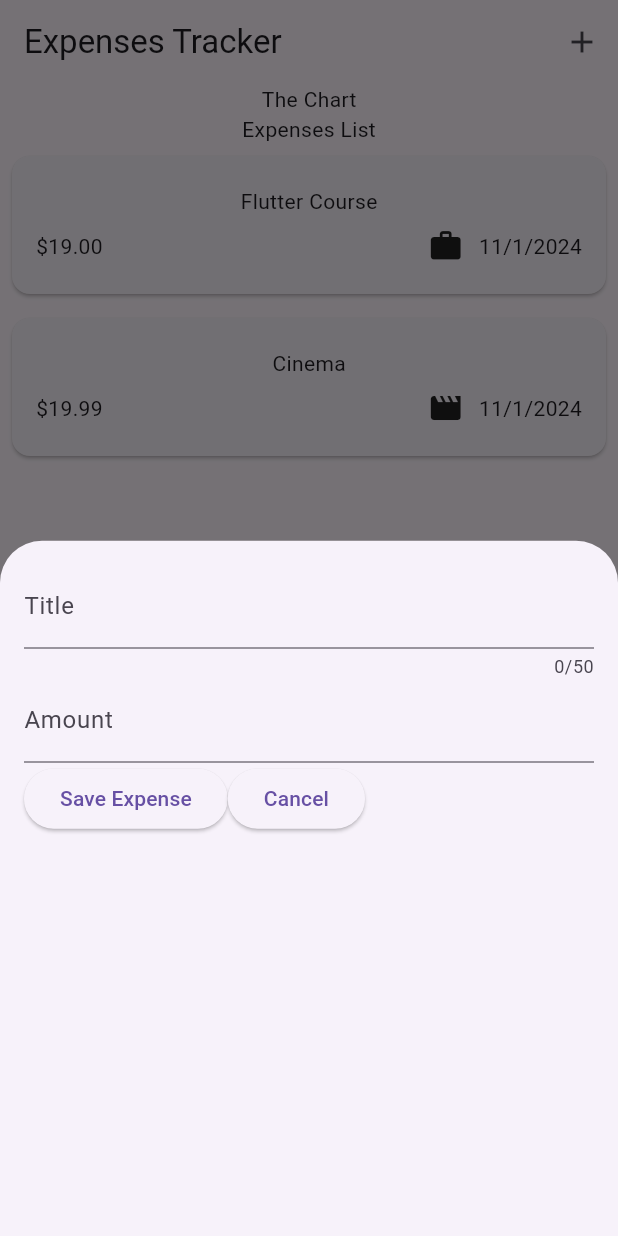
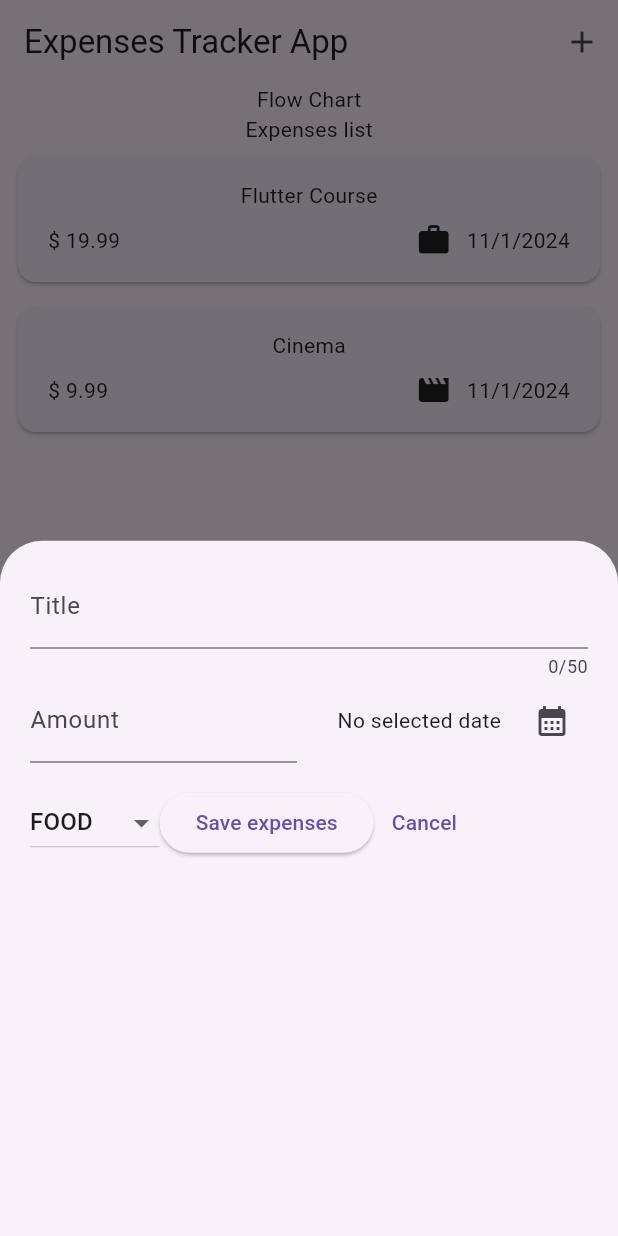
Before and after one commit to tanvu1810/Dart_Project, a Flutter app: the screen it shows after launch, after a tap on the "add" icon, on a phone screen of 412 x 824 dp. Run offline on Flutter 3.47's test engine with Material 3 defaults, Android fonts, the phone set to English and light mode, and no system bars; our stand-ins replace google_fonts.

Commit message:
Expenses list

```diff
--- a/expensive_tracker_app/lib/models/expense.dart
+++ b/expensive_tracker_app/lib/models/expense.dart
@@ -1,38 +1,38 @@
-import 'package:flutter/material.dart'; // Cung cấp các widget và công cụ giao diện người dùng
-import 'package:uuid/uuid.dart'; // Tạo id duy nhất cho mỗi chi phí
-import 'package:intl/intl.dart'; // Định dạng ngày tháng
+// Them thu vien cho id va dateformat
+import 'package:flutter/material.dart';
+import 'package:uuid/uuid.dart';
+import 'package:intl/intl.dart';
 
-const uuid = Uuid(); // Khởi tạo đối tượng Uuid() từ thư viện uuid
+// Khoi tao doi tuong uuid
+const uuid = Uuid();
 
-// Tạo ra một danh sách hằng số cố định
-enum CateGory { travel, work, leisure, food }
+// Tao enum Category danh sach cac gia tri hang so khong doi
+enum Category { travel, work, leisure, food }
 
-// Tạo map categoryIcons (key: CateGory, value: icons)
-const categoryIcons = {
-  CateGory.food: Icons.food_bank_outlined,
-  CateGory.leisure: Icons.movie,
-  CateGory.travel: Icons.flight,
-  CateGory.work: Icons.work,
+// Tao map categoryIcons (key: enum, values: icon)
+final categoryIcons = {
+  Category.food: Icons.food_bank,
+  Category.leisure: Icons.movie,
+  Category.travel: Icons.flight,
+  Category.work: Icons.work,
 };
 
-// Tạo ra đối tượng DateFormat để định dạng ngày tháng
+// Khoi tao doi tuong dateformat
 final formatter = DateFormat.yMd();
 
+//Tao lop expense
 class Expense {
-  Expense(
-      {
-      // Các Tham số đặt tên
-      required this.title,
-      required this.amount,
-      required this.date,
-      required this.category})
-      : id = uuid.v4(); // Tạo ra một ID duy nhất cho mỗi đối tượng
+  Expense({
+    required this.title,
+    required this.amount,
+    required this.date,
+    required this.category,
+  }) : id = uuid.v4();
   final String id;
   final String title;
   final double amount;
   final DateTime date;
-  final CateGory category;
-
+  final Category category;
   String get formattedDate {
     return formatter.format(date);
   }
--- a/expensive_tracker_app/lib/widgets/expenses.dart
+++ b/expensive_tracker_app/lib/widgets/expenses.dart
@@ -1,35 +1,17 @@
+import 'package:expensive_tracker_app/models/expense.dart';
 import 'package:expensive_tracker_app/widgets/expenses_list/expenses_list.dart';
 import 'package:expensive_tracker_app/widgets/new_expense.dart';
 import 'package:flutter/material.dart';
-import 'package:expensive_tracker_app/models/expense.dart';
 
-// Sử dụng statefulWidget khi muốn thay đổi trạng thái bên trong
-// Trong trường này nó quản lí và thay đổi danh sách chi phí
 class Expenses extends StatefulWidget {
   const Expenses({super.key});
   @override
-  State<StatefulWidget> createState() {
+  State<Expenses> createState() {
     return _ExpensesState();
   }
 }
 
 class _ExpensesState extends State<Expenses> {
-  // Tạo danh sách các đối tượng expense
-  final List<Expense> _registeredExpenses = [
-    Expense(
-      title: 'Flutter Course',
-      amount: 19,
-      date: DateTime.now(),
-      category: CateGory.work,
-    ),
-    Expense(
-      title: 'Cinema',
-      amount: 19.99,
-      date: DateTime.now(),
-      category: CateGory.leisure,
-    ),
-  ];
-
   void _openAddExpenseOverlay() {
     showModalBottomSheet(
       context: context,
@@ -37,27 +19,44 @@ class _ExpensesState extends State<Expenses> {
     );
   }
 
+  final List<Expense> _registeredExpenses = [
+    Expense(
+      title: 'Flutter Course',
+      amount: 19.99,
+      date: DateTime.now(),
+      category: Category.work,
+    ),
+    Expense(
+      title: 'Cinema',
+      amount: 9.99,
+      date: DateTime.now(),
+      category: Category.leisure,
+    ),
+  ];
+
   @override
   Widget build(BuildContext context) {
     return Scaffold(
+      appBar: AppBar(
+        title: const Text('Expenses Tracker App'),
+        actions: [
+          IconButton(
+            onPressed: _openAddExpenseOverlay,
+            icon: const Icon(
+              Icons.add,
+            ),
+          ),
+        ],
+      ),
       body: Column(
         children: [
-          AppBar(
-            title: const Text('Expenses Tracker'),
-            actions: [
-              IconButton(
-                onPressed: _openAddExpenseOverlay,
-                icon: const Icon(Icons.add),
-              ),
-            ],
-          ),
-          // Chức năng biểu đồ
-          const Text('The Chart'),
-          // Chức năng danh sách chi phí
-
-          const Text('Expenses List'),
+          Text('Flow Chart'),
+          // Danh sach chi phi
+          Text('Expenses list'),
           Expanded(
-            child: ExpensesList(expenses: _registeredExpenses),
+            child: ExpensesList(
+              expenses: _registeredExpenses,
+            ),
           ),
         ],
       ),
--- a/expensive_tracker_app/lib/widgets/expenses_list/expenses_item.dart
+++ b/expensive_tracker_app/lib/widgets/expenses_list/expenses_item.dart
@@ -2,32 +2,37 @@ import 'package:expensive_tracker_app/models/expense.dart';
 import 'package:flutter/material.dart';
 
 class ExpensesItem extends StatelessWidget {
-  const ExpensesItem(this.expense, {super.key});
+  const ExpensesItem({super.key, required this.expense});
   final Expense expense;
   @override
   Widget build(BuildContext context) {
     return Card(
       child: Padding(
-        padding: const EdgeInsets.symmetric(vertical: 20, horizontal: 16),
+        padding: const EdgeInsets.symmetric(
+          vertical: 16,
+          horizontal: 20,
+        ),
         child: Column(
           children: [
             Text(expense.title),
-            const SizedBox(
-              height: 8,
-            ),
+            const SizedBox(height: 8),
             Row(
               children: [
-                Text('\$${expense.amount.toStringAsFixed(2)}'),
+                Text(
+                  '\$ ${expense.amount.toStringAsFixed(2)}',
+                ),
                 const Spacer(),
                 Row(
                   children: [
-                    Icon(categoryIcons[expense.category]),
+                    Icon(
+                      categoryIcons[expense.category],
+                    ),
                     const SizedBox(width: 10),
                     Text(expense.formattedDate),
                   ],
-                )
+                ),
               ],
-            )
+            ),
           ],
         ),
       ),
--- a/expensive_tracker_app/lib/widgets/expenses_list/expenses_list.dart
+++ b/expensive_tracker_app/lib/widgets/expenses_list/expenses_list.dart
@@ -1,8 +1,6 @@
-//Chỉ dùng để hiển thi danh sách các chi phí
-//Chứ không thay đổi dữ liệu vì thế ta dùng statelesswidget
+import 'package:expensive_tracker_app/models/expense.dart';
 import 'package:expensive_tracker_app/widgets/expenses_list/expenses_item.dart';
 import 'package:flutter/material.dart';
-import 'package:expensive_tracker_app/models/expense.dart';
 
 class ExpensesList extends StatelessWidget {
   const ExpensesList({super.key, required this.expenses});
@@ -12,9 +10,12 @@ class ExpensesList extends StatelessWidget {
     return ListView.builder(
       itemCount: expenses.length,
       itemBuilder: (context, index) => Container(
-        margin: const EdgeInsets.all(4),
+        padding: const EdgeInsets.symmetric(
+          vertical: 4,
+          horizontal: 8,
+        ),
         child: ExpensesItem(
-          expenses[index],
+          expense: expenses[index],
         ),
       ),
     );
--- a/expensive_tracker_app/lib/widgets/new_expense.dart
+++ b/expensive_tracker_app/lib/widgets/new_expense.dart
@@ -1,22 +1,20 @@
+import 'package:expensive_tracker_app/models/expense.dart';
 import 'package:flutter/material.dart';
 
 class NewExpense extends StatefulWidget {
   const NewExpense({super.key});
   @override
-  State<StatefulWidget> createState() {
+  State<NewExpense> createState() {
     return _NewExpenseState();
   }
 }
 
 class _NewExpenseState extends State<NewExpense> {
-  // Cach 1
-  // var enteredTitle = '';
-  // void _saveTitleInput(String inputValue) {
-  //   enteredTitle = inputValue;
-  // }
-  // Cach 2
   final _titleController = TextEditingController();
   final _amountController = TextEditingController();
+  DateTime? _selectedDate;
+  Category _selectedCategory = Category.food;
+
   @override
   void dispose() {
     _titleController.dispose();
@@ -24,47 +22,116 @@ class _NewExpenseState extends State<NewExpense> {
     super.dispose();
   }
 
+  void _presentDatePicker() async {
+    final now = DateTime.now();
+    final firstDate = DateTime(
+      now.year - 1,
+      now.month,
+      now.day,
+    );
+    final lastDate = DateTime(2030, 12, 31);
+    final datePicked = await showDatePicker(
+        context: context,
+        initialDate: now,
+        firstDate: firstDate,
+        lastDate: lastDate);
+    setState(() {
+      _selectedDate = datePicked;
+    });
+  }
+
   @override
   Widget build(BuildContext context) {
     return Padding(
-      padding: const EdgeInsets.all(16),
+      padding: const EdgeInsets.symmetric(
+        vertical: 16,
+        horizontal: 20,
+      ),
       child: Column(
         children: [
           TextField(
-            // Cach 1
-            // onChanged: _saveTitleInput,
-            // Cach 2
             controller: _titleController,
             maxLength: 50,
             decoration: const InputDecoration(
               label: Text('Title'),
             ),
           ),
-          TextField(
-            controller: _amountController,
-            keyboardType: TextInputType.number,
-            decoration: const InputDecoration(
-              label: Text('Amount'),
-              prefixText: '\$',
-            ),
-          ),
           Row(
             children: [
-              ElevatedButton(
-                onPressed: () {
-                  // Cach 1
-                  // print(enteredTitle);
-                  print(_titleController.text);
-                  print(_amountController.text);
-                },
-                child: const Text('Save Expense'),
+              Expanded(
+                child: TextField(
+                  controller: _amountController,
+                  keyboardType: TextInputType.number,
+                  decoration: const InputDecoration(
+                    label: Text('Amount'),
+                    prefixText: '\$  ',
+                  ),
+                ),
               ),
-              ElevatedButton(
-                onPressed: () {},
-                child: const Text('Cancel'),
+              const SizedBox(width: 16),
+              Expanded(
+                child: Row(
+                  mainAxisAlignment: MainAxisAlignment.end,
+                  crossAxisAlignment: CrossAxisAlignment.center,
+                  children: [
+                    Text(
+                      _selectedDate == null
+                          ? 'No selected date'
+                          : formatter.format(
+                              _selectedDate!,
+                            ),
+                    ),
+                    const SizedBox(width: 10),
+                    IconButton(
+                      onPressed: _presentDatePicker,
+                      icon: const Icon(
+                        Icons.calendar_month,
+                      ),
+                    ),
+                  ],
+                ),
               ),
             ],
           ),
+          const SizedBox(height: 16),
+          Row(
+            children: [
+              DropdownButton(
+                value: _selectedCategory,
+                items: Category.values
+                    .map(
+                      (category) => DropdownMenuItem(
+                        value: category,
+                        child: Text(
+                          category.name.toUpperCase(),
+                        ),
+                      ),
+                    )
+                    .toList(),
+                onChanged: (value) {
+                  if (value == null) {
+                    return;
+                  }
+                  setState(() {
+                    _selectedCategory = value;
+                  });
+                },
+              ),
+              ElevatedButton(
+                onPressed: () {
+                  print(_amountController.text);
+                  print(_titleController.text);
+                },
+                child: const Text('Save expenses'),
+              ),
+              TextButton(
+                onPressed: () {
+                  Navigator.pop(context);
+                },
+                child: const Text('Cancel'),
+              )
+            ],
+          )
         ],
       ),
     );
```
Also changed, not shown: expensive_tracker_app/lib/main.dart (+6 -4 lines).
